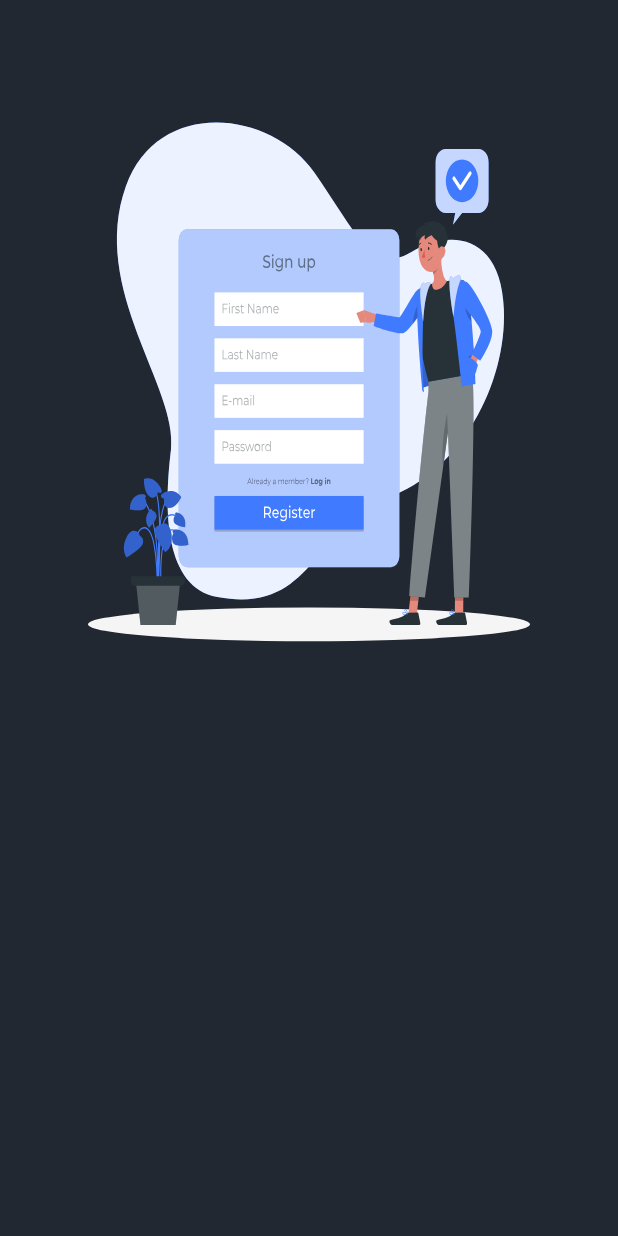
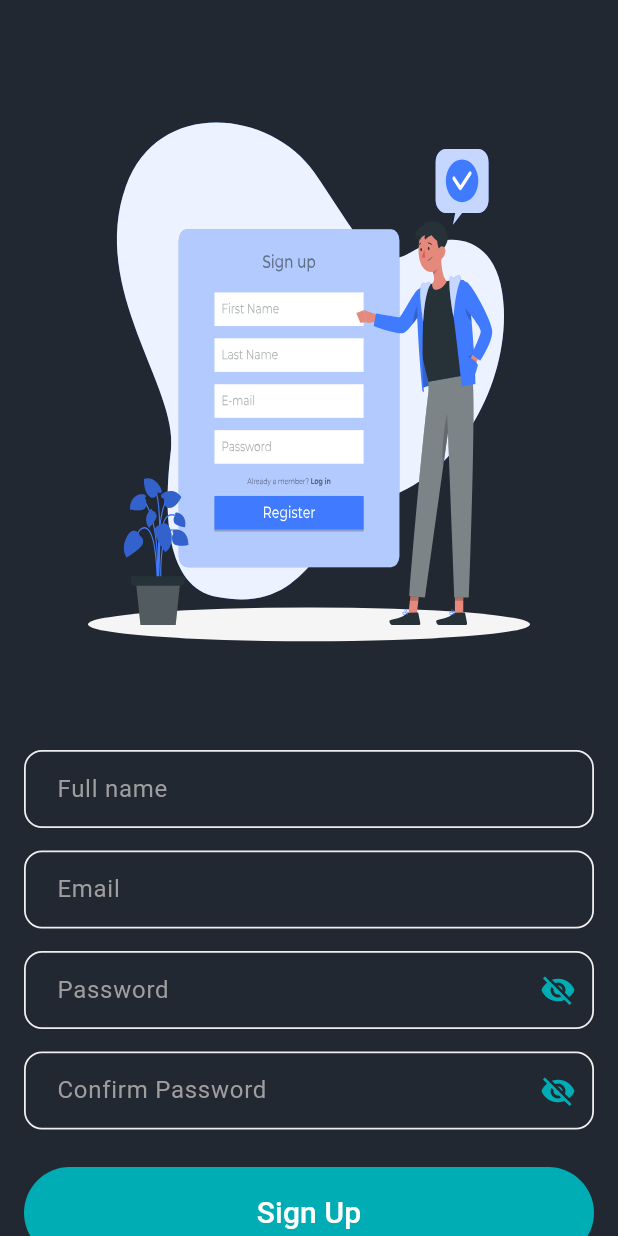
Before and after one commit to sajidrec/flutter_job_search, a Flutter app: the SignupScreen screen opened directly, on a phone screen of 412 x 824 dp. Run offline on Flutter 3.47's test engine with Material 3 defaults, Android fonts, the light colour scheme and no system bars; our stand-ins replace flutter_svg, shimmer.

```diff
--- a/lib/presentation/screens/signup_or_login_screen.dart
+++ b/lib/presentation/screens/signup_or_login_screen.dart
@@ -50,7 +50,7 @@ class SignupOrLoginScreen extends StatelessWidget {
         Navigator.push(
           context,
           MaterialPageRoute(
-            builder: (context) => const ForgetPasswordEmailEnterScreen(),
+            builder: (context) => ForgetPasswordEmailEnterScreen(),
           ),
         );
       },
@@ -87,7 +87,7 @@ class SignupOrLoginScreen extends StatelessWidget {
           Navigator.push(
             context,
             MaterialPageRoute(
-              builder: (context) => LoginScreen(),
+              builder: (context) => const LoginScreen(),
             ),
           );
         },
--- a/lib/presentation/screens/signup_screen.dart
+++ b/lib/presentation/screens/signup_screen.dart
@@ -1,9 +1,25 @@
 import 'package:flutter/material.dart';
 import 'package:flutter_svg/flutter_svg.dart';
+import 'package:job_search/presentation/providers/password_obscure_provider.dart';
+import 'package:job_search/presentation/utils/app_colors.dart';
 import 'package:job_search/presentation/utils/assets_path.dart';
+import 'package:provider/provider.dart';
 
-class SignupScreen extends StatelessWidget {
+class SignupScreen extends StatefulWidget {
   const SignupScreen({super.key});
+
+  @override
+  State<SignupScreen> createState() => _SignupScreenState();
+}
+
+class _SignupScreenState extends State<SignupScreen> {
+  final GlobalKey<FormState> _formKey = GlobalKey<FormState>();
+
+  final TextEditingController _fullNameTEController = TextEditingController();
+  final TextEditingController _emailTEController = TextEditingController();
+  final TextEditingController _passwordTEController = TextEditingController();
+  final TextEditingController _confirmPasswordTEController =
+      TextEditingController();
 
   @override
   Widget build(BuildContext context) {
@@ -17,12 +33,96 @@ class SignupScreen extends StatelessWidget {
             child: Column(
               children: [
                 _buildScreenImageLogo(),
+                _buildFormField(context),
               ],
             ),
           ),
         ),
       ),
     );
+  }
+
+  Widget _buildFormField(BuildContext context) {
+    return Form(
+      key: _formKey,
+      child: Column(
+        children: [
+          TextFormField(
+            controller: _fullNameTEController,
+            decoration: const InputDecoration(
+              hintText: "Full name",
+            ),
+          ),
+          const SizedBox(height: 15),
+          TextFormField(
+            controller: _emailTEController,
+            keyboardType: TextInputType.emailAddress,
+            decoration: const InputDecoration(
+              hintText: "Email",
+            ),
+          ),
+          const SizedBox(height: 15),
+          _buildPasswordInputBox(
+            hintMessage: "Password",
+            teController: _passwordTEController,
+          ),
+          const SizedBox(height: 15),
+          _buildPasswordInputBox(
+            hintMessage: "Confirm Password",
+            teController: _confirmPasswordTEController,
+          ),
+          const SizedBox(height: 25),
+          _buildSignUpButton(context),
+          const SizedBox(height: 20),
+        ],
+      ),
+    );
+  }
+
+  Widget _buildSignUpButton(BuildContext context) {
+    return SizedBox(
+      width: double.maxFinite,
+      child: FilledButton(
+        style: ButtonStyle(
+          padding: WidgetStateProperty.all(
+            const EdgeInsets.all(16),
+          ),
+          backgroundColor: WidgetStateProperty.all(
+            AppColors.secondary,
+          ),
+        ),
+        onPressed: () {},
+        child: const Text(
+          "Sign Up",
+          style: TextStyle(fontSize: 20),
+        ),
+      ),
+    );
+  }
+
+  Consumer<PasswordObscureProvider> _buildPasswordInputBox({
+    required String hintMessage,
+    required TextEditingController teController,
+  }) {
+    return Consumer<PasswordObscureProvider>(builder: (context, value, child) {
+      return TextFormField(
+        controller: teController,
+        obscureText: value.isObscure,
+        keyboardType: TextInputType.text,
+        decoration: InputDecoration(
+          suffixIcon: IconButton(
+            onPressed: () {
+              value.toggleObscure();
+            },
+            icon: Icon(
+              (value.isObscure ? Icons.visibility_off : Icons.visibility),
+              color: AppColors.secondary,
+            ),
+          ),
+          hintText: hintMessage,
+        ),
+      );
+    });
   }
 
   Widget _buildScreenImageLogo() {
@@ -33,4 +133,13 @@ class SignupScreen extends StatelessWidget {
       ),
     );
   }
+
+  @override
+  void dispose() {
+    super.dispose();
+    _fullNameTEController.dispose();
+    _emailTEController.dispose();
+    _passwordTEController.dispose();
+    _confirmPasswordTEController.dispose();
+  }
 }
```
Also changed, not shown: lib/presentation/screens/forget_password_email_enter_screen.dart (+70 -1 lines), lib/presentation/screens/login_screen.dart (+57 -29 lines).
